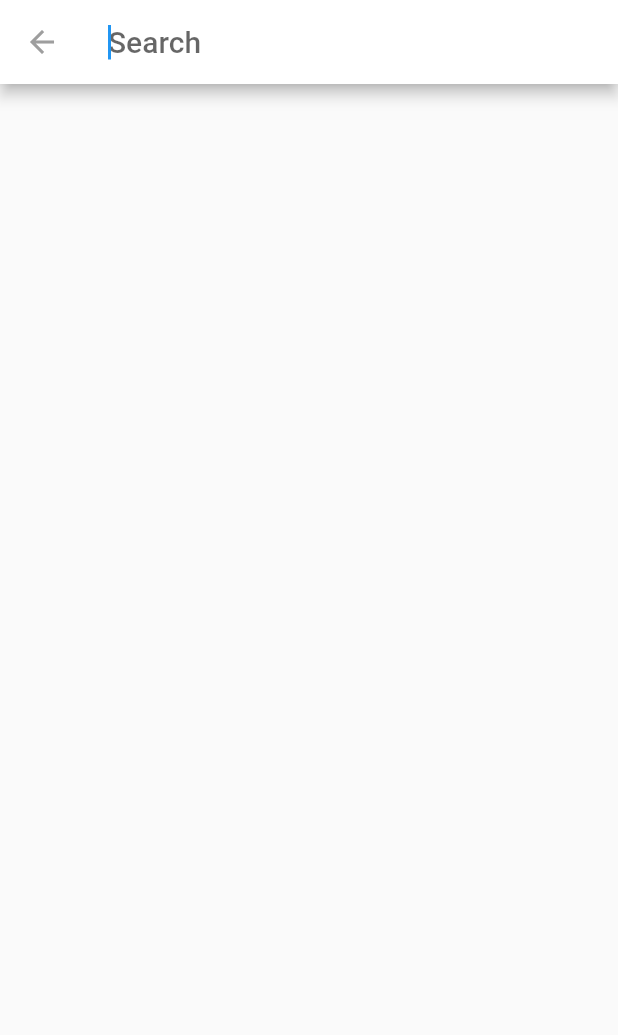
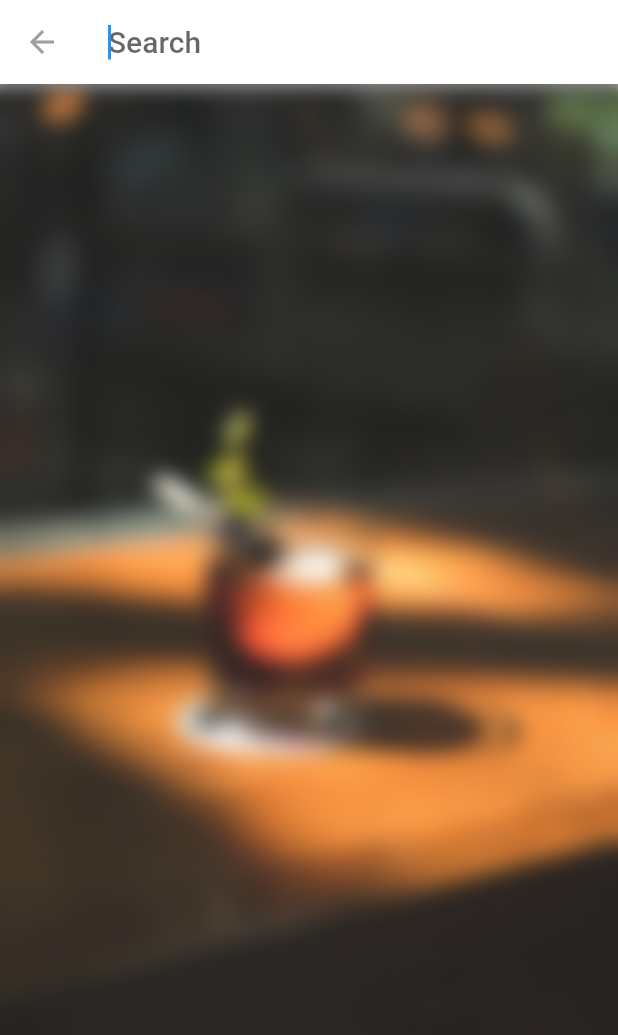
Before and after one commit to gu-tig169-ht21/grupp9, a Flutter app: the IngrediensVy screen opened directly, after a tap on the "search" icon, on a phone screen of 412 x 824 dp. Shown: the top 1035 px of the screen. Run offline on Flutter 3.47's test engine with Material 2 defaults, Android fonts, the phone set to English and light mode, and no system bars; our stand-ins replace google_fonts; missing offline and left inert: favorite_button; network calls fail; Roboto replaces fonts that are missing (Recursive).

Commit message:
sökfunktion

```diff
--- a/lib/views/cocktails.dart
+++ b/lib/views/cocktails.dart
@@ -123,7 +123,7 @@ class _DrinksViewState extends State<DrinksView> {
                                   ScaffoldMessenger.of(context).showSnackBar(
                                     SnackBar(
                                       content: Text(
-                                          '${cocktail.strDrink} har lagts till i Favoriter! :)))'),
+                                          '${cocktail.strDrink} har lagts till i Favoriter!'),
                                     ),
                                   );
                                   fetchFavourites();
--- a/lib/views/ingredients_search.dart
+++ b/lib/views/ingredients_search.dart
@@ -132,19 +132,48 @@ class IngredientSearch extends SearchDelegate<String> {
   }
 
   Widget buildSuggestionsSuccess(List<dynamic> suggestions) {
-    return ListView.builder(
+    return Stack(
+      children: [
+        Container(
+          decoration: const BoxDecoration(
+            image: DecorationImage(
+              image: AssetImage("assets/3.jpg"),
+              fit: BoxFit.cover,
+            ),
+          ),
+          child: BackdropFilter(
+            filter: ImageFilter.blur(sigmaX: 7.0, sigmaY: 7.0),
+            child: Container(
+              decoration: BoxDecoration(color: Colors.white.withOpacity(0.0)),
+              child: Scaffold(
+                backgroundColor: Colors.transparent,
+                body: ListView.builder(
                   itemCount: suggestions.length,
                   itemBuilder: (context, index) {
                     final suggestion = suggestions[index];
 
-        return ListTile(
+                    return Card(
+                      margin: const EdgeInsets.all(0.7),
+                      color: Colors.black12.withOpacity(0.4),
+                      child: ListTile(
                         onTap: () {
                           query = suggestion['strIngredient1'];
                           showResults(context);
                         },
-            title: Text(suggestion['strIngredient1'],
-                style: const TextStyle(color: Colors.black)));
+                        title: Text(
+                          suggestion['strIngredient1'],
+                          style: const TextStyle(
+                              fontSize: 21, color: Colors.white),
+                        ),
+                      ),
+                    );
                   },
+                ),
+              ),
+            ),
+          ),
+        ),
+      ],
     );
   }
 }
--- a/lib/views/mainpage.dart
+++ b/lib/views/mainpage.dart
@@ -38,7 +38,9 @@ class _MainPageState extends State<MainPage> {
                 label: 'Hem',
               ),
               BottomNavigationBarItem(
-                icon: Icon(Icons.kitchen, size: 40),
+                icon: Icon(Icons.science_outlined, size: 40),
+                // shopping_cart_outlined
+                // shopping_bag
                 label: 'Ingredienser',
               ),
               BottomNavigationBarItem(
```
Also changed, not shown: lib/views/cocktails_search.dart (+31 -7 lines). Lines whose indentation alone changed are shown as unchanged.
